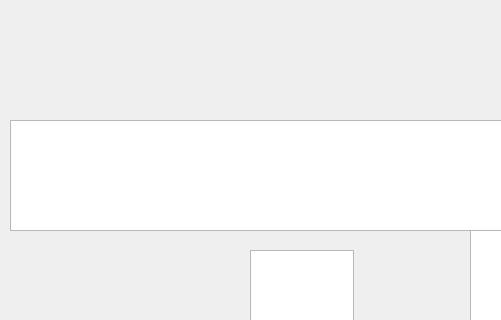
Before: the Qt Designer form ui/mainwindow.ui in salco/NoteEditorRPGMMV, drawn with Qt 5; both pictures show x 0 to 501 and y 0 to 320 of the 800 by 600 pixel window.
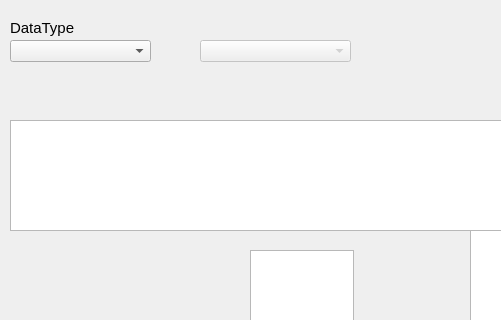
After: the same form once the commit is applied. Custom widgets are drawn as their Qt base class.

Commit message: extract path spliter and rename stuf plus add more label text in ui

The edit to the form file:
```diff
--- a/ui/mainwindow.ui
+++ b/ui/mainwindow.ui
@@ -50,6 +50,52 @@
      </rect>
     </property>
    </widget>
+   <widget class="QComboBox" name="comboBoxDataType">
+    <property name="geometry">
+     <rect>
+      <x>10</x>
+      <y>40</y>
+      <width>141</width>
+      <height>22</height>
+     </rect>
+    </property>
+    <property name="font">
+     <font>
+      <pointsize>16</pointsize>
+     </font>
+    </property>
+   </widget>
+   <widget class="QLabel" name="label">
+    <property name="geometry">
+     <rect>
+      <x>10</x>
+      <y>20</y>
+      <width>131</width>
+      <height>16</height>
+     </rect>
+    </property>
+    <property name="font">
+     <font>
+      <pointsize>11</pointsize>
+     </font>
+    </property>
+    <property name="text">
+     <string>DataType</string>
+    </property>
+   </widget>
+   <widget class="QComboBox" name="comboBoxContext">
+    <property name="enabled">
+     <bool>false</bool>
+    </property>
+    <property name="geometry">
+     <rect>
+      <x>200</x>
+      <y>40</y>
+      <width>151</width>
+      <height>22</height>
+     </rect>
+    </property>
+   </widget>
   </widget>
   <widget class="QMenuBar" name="menubar">
    <property name="geometry">
```
The commit also changes 2 other files.
